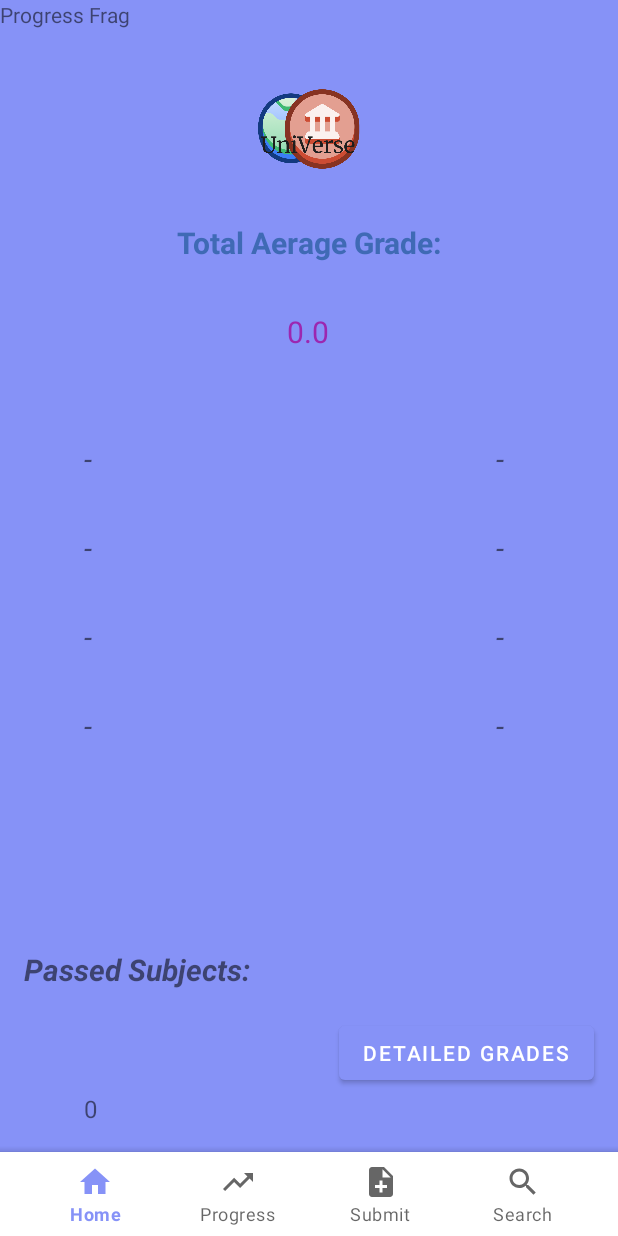
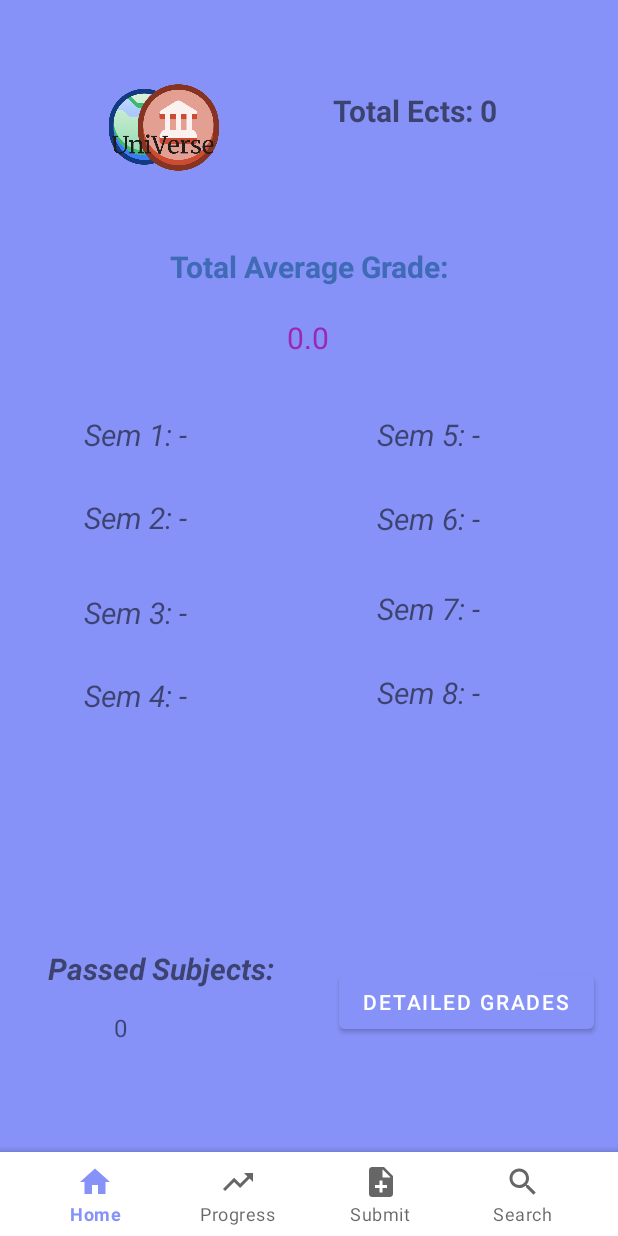
Before and after one commit to GwgwP/UniVerse, an Android app built with Jetpack Compose: the fragment ProgressFragment placed in its activity, on a phone screen of 412 x 824 dp. Run offline under Robolectric (Android 15) with nearby library versions, the phone set to English and light mode, and no system bars; 1 statement that could not run was skipped.

Commit message:
progressalmost finished

```diff
--- a/app/src/main/java/gr/aueb/softeng/team02/view/Progress/DetailedGrades/DetailedGradesPresenter.java
+++ b/app/src/main/java/gr/aueb/softeng/team02/view/Progress/DetailedGrades/DetailedGradesPresenter.java
@@ -1,12 +1,8 @@
 package gr.aueb.softeng.team02.view.Progress.DetailedGrades;
 
-import java.util.ArrayList;
 import java.util.HashMap;
-import java.util.Map;
-
 import gr.aueb.softeng.team02.dao.GradeDAO;
 import gr.aueb.softeng.team02.model.Grade;
-import gr.aueb.softeng.team02.view.Progress.ProgressFragment;
 
 public class DetailedGradesPresenter {
     private DetailedGradesActivity view;
--- a/app/src/main/java/gr/aueb/softeng/team02/view/Progress/ProgressFragment.java
+++ b/app/src/main/java/gr/aueb/softeng/team02/view/Progress/ProgressFragment.java
@@ -2,38 +2,15 @@ package gr.aueb.softeng.team02.view.Progress;
 
 import android.content.Intent;
 import android.os.Bundle;
-import android.content.Intent;
-import android.os.Bundle;
 import android.view.View;
-
 import androidx.fragment.app.Fragment;
-import androidx.lifecycle.ViewModelProvider;
-
 import android.view.LayoutInflater;
-import android.view.View;
 import android.view.ViewGroup;
 import android.widget.TextView;
-
 import gr.aueb.softeng.team02.R;
 import gr.aueb.softeng.team02.dao.Initializer;
 import gr.aueb.softeng.team02.memorydao.MemoryInitializer;
 import gr.aueb.softeng.team02.view.Progress.DetailedGrades.DetailedGradesActivity;
-
-import android.graphics.Canvas;
-import android.graphics.Color;
-import android.graphics.Paint;
-import android.os.Bundle;
-
-import androidx.annotation.Nullable;
-import androidx.fragment.app.Fragment;
-
-import android.view.LayoutInflater;
-import android.view.View;
-import android.view.ViewGroup;
-
-import org.w3c.dom.Text;
-
-import java.util.ArrayList;
 import java.util.HashMap;
 
 
@@ -54,6 +31,7 @@ public class ProgressFragment extends Fragment implements ProgressView {
     private TextView sem_7_7;
     private TextView sem_8_8;
 
+    private TextView total_ects;
     ProgressFragmentViewModel viewModel;
     private int student_id;
     private Initializer init;
@@ -88,6 +66,8 @@ public class ProgressFragment extends Fragment implements ProgressView {
         sem_7_7 = view.findViewById(R.id.sem_7_7);
         sem_8_8 = view.findViewById(R.id.sem_8_8);
 
+        total_ects = view.findViewById(R.id.Total_Ects);
+
         view.findViewById(R.id.btn_show_subj_grades).setOnClickListener(new View.OnClickListener() {
             public void onClick(View v) {
                 viewModel.getPresenter().onSeeGrades();
@@ -104,12 +84,14 @@ public class ProgressFragment extends Fragment implements ProgressView {
         viewModel.getPresenter().getAverage(student_id);
         viewModel.getPresenter().getAGperSem(student_id);
         viewModel.getPresenter().getNumOfSubs(student_id);
+        viewModel.getPresenter().getECTS(student_id);
     }
 
     @Override
     public void getGrade() {
 
     }
+
 
     public void showAverage(double avg) {
         txtAverageGrade.setText(String.valueOf(avg));
@@ -151,31 +133,36 @@ public class ProgressFragment extends Fragment implements ProgressView {
 
     }
 
+    @Override
+    public void showECTS(int num) {
+        total_ects.setText(total_ects.getText() +" "+ String.valueOf(num));
+    }
+
     public void showAveragePerSemester(HashMap<Integer, Double> av_grades) {
         if (!av_grades.containsKey(1))
-            sem_1_1.setText("-");
-        else sem_1_1.setText(String.valueOf(av_grades.get(1)));
+            sem_1_1.setText(sem_1_1.getText()+ " " + "-");
+        else sem_1_1.setText(sem_1_1.getText()+ " "+String.valueOf(av_grades.get(1)));
         if (!av_grades.containsKey(2))
-            sem_2_2.setText("-");
-        else sem_2_2.setText(String.valueOf(av_grades.get(2)));
+            sem_2_2.setText(sem_2_2.getText()+ " "+"-");
+        else sem_2_2.setText(sem_2_2.getText()+ " "+ String.valueOf(av_grades.get(2)));
         if (!av_grades.containsKey(3))
-            sem_3_3.setText("-");
-        else sem_3_3.setText(String.valueOf(av_grades.get(3)));
+            sem_3_3.setText(sem_3_3.getText()+ " "+"-");
+        else sem_3_3.setText(sem_3_3.getText()+ " "+String.valueOf(av_grades.get(3)));
         if (!av_grades.containsKey(4))
-            sem_4_4.setText("-");
-        else sem_4_4.setText(String.valueOf(av_grades.get(4)));
+            sem_4_4.setText(sem_4_4.getText()+ " "+"-");
+        else sem_4_4.setText(sem_4_4.getText()+ " "+ String.valueOf(av_grades.get(4)));
         if (!av_grades.containsKey(5))
-            sem_5_5.setText("-");
-        else sem_5_5.setText(String.valueOf(av_grades.get(5)));
+            sem_5_5.setText(sem_5_5.getText()+ " "+"-");
+        else sem_5_5.setText(sem_5_5.getText()+ " "+String.valueOf(av_grades.get(5)));
         if (!av_grades.containsKey(6))
-            sem_6_6.setText("-");
-        else sem_6_6.setText(String.valueOf(av_grades.get(6)));
+            sem_6_6.setText(sem_6_6.getText()+ " "+"-");
+        else sem_6_6.setText(sem_6_6.getText()+ " "+String.valueOf(av_grades.get(6)));
         if (!av_grades.containsKey(7))
-            sem_7_7.setText("-");
-        else sem_7_7.setText(String.valueOf(av_grades.get(7)));
+            sem_7_7.setText(sem_7_7.getText()+ " "+"-");
+        else sem_7_7.setText(sem_7_7.getText()+ " "+String.valueOf(av_grades.get(7)));
         if (!av_grades.containsKey(8))
-            sem_8_8.setText("-");
-        else sem_8_8.setText(String.valueOf(av_grades.get(8)));
+            sem_8_8.setText(sem_8_8.getText()+ " "+"-");
+        else sem_8_8.setText(sem_8_8.getText()+ " "+String.valueOf(av_grades.get(8)));
     }
 
 }
--- a/app/src/main/java/gr/aueb/softeng/team02/view/Progress/ProgressFragmentViewModel.java
+++ b/app/src/main/java/gr/aueb/softeng/team02/view/Progress/ProgressFragmentViewModel.java
@@ -1,10 +1,7 @@
 package gr.aueb.softeng.team02.view.Progress;
 
 import android.util.Log;
-
 import androidx.lifecycle.ViewModel;
-
-import gr.aueb.softeng.team02.dao.GradeDAO;
 import gr.aueb.softeng.team02.memorydao.GradeDAOMemory;
 
 public class ProgressFragmentViewModel extends ViewModel {
--- a/app/src/main/java/gr/aueb/softeng/team02/view/Progress/ProgressPresenter.java
+++ b/app/src/main/java/gr/aueb/softeng/team02/view/Progress/ProgressPresenter.java
@@ -1,23 +1,12 @@
 package gr.aueb.softeng.team02.view.Progress;
-
-import android.app.Presentation;
-import android.util.Log;
 
 import java.util.ArrayList;
 import java.util.HashMap;
-import java.util.HashSet;
-import java.util.List;
 import java.util.Map;
+import java.util.Set;
+import gr.aueb.softeng.team02.dao.GradeDAO;
+import gr.aueb.softeng.team02.model.Grade;
 
-import gr.aueb.softeng.team02.dao.GradeDAO;
-import gr.aueb.softeng.team02.dao.SecretaryDAO;
-import gr.aueb.softeng.team02.dao.StudentDAO;
-import gr.aueb.softeng.team02.model.AcademicYear;
-import gr.aueb.softeng.team02.model.Grade;
-import gr.aueb.softeng.team02.model.OfferedSubject;
-import gr.aueb.softeng.team02.model.Student;
-import gr.aueb.softeng.team02.view.Authentication.UserLoginView;
-import gr.aueb.softeng.team02.view.Progress.ProgressView;
 
 public class ProgressPresenter {
     private ProgressFragment view;
@@ -44,18 +33,29 @@ public class ProgressPresenter {
 
     public void getAverage(int id) {
 
-        double sum = 0;
+        Set<Grade> studentGrades = grades.findByStudent(id);
+        double average = studentGrades.stream()
+                .filter(g -> g.getGrade() >= 5)
+                .mapToDouble(Grade::getGrade)
+                .average()
+                .orElse(0);
+
+        view.showAverage(average);
+
+        /*double sum = 0;
         double counter = 0;
 
         for (Grade g : grades.findByStudent(id)) {
-            sum += g.getGrade();
-            counter++;
+            if (g.getGrade() >= 5) {
+                sum += g.getGrade();
+                counter++;
+            }
         }
         if (counter != 0) {
 
             view.showAverage(sum / counter);
-        } else view.showAverage(0);
-        // else return 0;
+        } else view.showAverage(0);*/
+
     }
 
 
@@ -75,25 +75,37 @@ public class ProgressPresenter {
         view.showAveragePerSemester(map);
     }
 
+    public void getECTS(int student_id)
+    {
+        int sum = 0;
+        for(Grade g:grades.findPassedSubjectsByStudent(student_id))
+        {
+            sum += g.getSubject().getEcts();
+        }
+        view.showECTS(sum);
+    }
+
     public void getNumOfSubs(int id) {
         int counter = 0;
         for (Grade g : grades.findByStudent(id)) {
-            counter++;
+            if (g.getGrade() >= 5) {
+                counter++;
+            }
         }
         view.showNumPassed(counter);
     }
 
-    void onSeeGrades()
-    {
+    void onSeeGrades() {
         view.showDetailedGrades();
     }
 
-
-    public GradeDAO getGrades() {
-        return grades;
-    }
+//
+//    public GradeDAO getGrades() {
+//        return grades;
+//    }
 
     public void setGradesDao(GradeDAO grades) {
         this.grades = grades;
     }
+
 }
--- a/app/src/main/java/gr/aueb/softeng/team02/view/Progress/ProgressView.java
+++ b/app/src/main/java/gr/aueb/softeng/team02/view/Progress/ProgressView.java
@@ -1,6 +1,6 @@
 package gr.aueb.softeng.team02.view.Progress;
 
-import java.util.ArrayList;
+
 import java.util.HashMap;
 
 public interface ProgressView
@@ -11,4 +11,5 @@ public interface ProgressView
     public void showNumPassed(int num);
 
     public void showDetailedGrades();
+    public void showECTS(int num);
 }
--- a/app/src/main/res/layout/fragment_progress.xml
+++ b/app/src/main/res/layout/fragment_progress.xml
@@ -8,43 +8,46 @@
 
 
     <TextView
-        android:id="@+id/progress_frag"
-        android:layout_width="match_parent"
-        android:layout_height="match_parent"
-        android:text="Progress Frag"
-        android:textColorLink="#3F6AB4"
-        tools:layout_editor_absoluteX="16dp"
-        tools:layout_editor_absoluteY="0dp" />
+        android:id="@+id/Total_Ects"
+        android:layout_width="126dp"
+        android:layout_height="31dp"
+        android:layout_marginTop="60dp"
+        android:layout_marginEnd="64dp"
+        android:text="Total Ects:"
+        android:textSize="20sp"
+        android:textStyle="bold"
+        app:layout_constraintEnd_toEndOf="parent"
+        app:layout_constraintTop_toTopOf="parent" />
 
     <TextView
         android:id="@+id/average_grade_text"
         android:layout_width="wrap_content"
         android:layout_height="wrap_content"
-        android:layout_marginTop="12dp"
-        android:text="Total Aerage Grade:"
+        android:layout_marginTop="164dp"
+        android:text="Total Average Grade:"
         android:textColor="#3F6AB5"
         android:textSize="20sp"
         android:textStyle="bold"
         app:layout_constraintEnd_toEndOf="parent"
         app:layout_constraintStart_toStartOf="parent"
-        app:layout_constraintTop_toBottomOf="@+id/imageView3" />
+        app:layout_constraintTop_toTopOf="parent" />
 
     <ImageView
         android:id="@+id/imageView3"
-        android:layout_width="200dp"
-        android:layout_height="100dp"
-        android:layout_marginTop="36dp"
+        android:layout_width="128dp"
+        android:layout_height="114dp"
+        android:layout_marginTop="28dp"
+        android:src="@drawable/logouniverse"
         app:layout_constraintEnd_toEndOf="parent"
+        app:layout_constraintHorizontal_bias="0.159"
         app:layout_constraintStart_toStartOf="parent"
-        app:layout_constraintTop_toTopOf="parent"
-        android:src="@drawable/logouniverse"/>
-
+        app:layout_constraintTop_toTopOf="parent" />
 
     <TextView
         android:id="@+id/ag"
         android:layout_width="wrap_content"
         android:layout_height="wrap_content"
-        android:layout_marginTop="32dp"
+        android:layout_marginTop="20dp"
         android:text="TextView"
         android:textColor="#9C27B0"
         android:textSize="20sp"
@@ -53,24 +56,68 @@
         app:layout_constraintStart_toStartOf="parent"
         app:layout_constraintTop_toBottomOf="@+id/average_grade_text" />
 
-    <Button
-        android:id="@+id/btn_show_subj_grades"
+    <TextView
+        android:id="@+id/sem_5_5"
         android:layout_width="wrap_content"
         android:layout_height="wrap_content"
-        android:text="Detailed Grades"
-        app:layout_constraintBottom_toBottomOf="parent"
+        android:layout_marginTop="276dp"
+        android:layout_marginEnd="92dp"
+        android:text="Sem 5:"
+        android:textColorHighlight="@color/lavender"
+        android:textColorLink="#406BB4"
+        android:textSize="20sp"
+        android:textStyle="italic"
         app:layout_constraintEnd_toEndOf="parent"
-        app:layout_constraintHorizontal_bias="0.933"
-        app:layout_constraintStart_toStartOf="parent"
-        app:layout_constraintTop_toTopOf="parent"
-        app:layout_constraintVertical_bias="0.874" />
+        app:layout_constraintTop_toTopOf="parent" />
+
+    <TextView
+        android:id="@+id/sem_8_8"
+        android:layout_width="wrap_content"
+        android:layout_height="wrap_content"
+        android:layout_marginTop="448dp"
+        android:layout_marginEnd="92dp"
+        android:text="Sem 8:"
+        android:textColorHighlight="@color/lavender"
+        android:textColorLink="#406BB4"
+        android:textSize="20sp"
+        android:textStyle="italic"
+        app:layout_constraintEnd_toEndOf="parent"
+        app:layout_constraintTop_toTopOf="parent" />
+
+    <TextView
+        android:id="@+id/sem_7_7"
+        android:layout_width="wrap_content"
+        android:layout_height="wrap_content"
+        android:layout_marginTop="392dp"
+        android:layout_marginEnd="92dp"
+        android:text="Sem 7:"
+        android:textColorHighlight="@color/lavender"
+        android:textColorLink="#406BB4"
+        android:textSize="20sp"
+        android:textStyle="italic"
+        app:layout_constraintEnd_toEndOf="parent"
+        app:layout_constraintTop_toTopOf="parent" />
+
+    <TextView
+        android:id="@+id/sem_6_6"
+        android:layout_width="wrap_content"
+        android:layout_height="wrap_content"
+        android:layout_marginTop="332dp"
+        android:layout_marginEnd="92dp"
+        android:text="Sem 6:"
+        android:textColorHighlight="@color/lavender"
+        android:textColorLink="#406BB4"
+        android:textSize="20sp"
+        android:textStyle="italic"
+        app:layout_constraintEnd_toEndOf="parent"
+        app:layout_constraintTop_toTopOf="parent" />
 
     <TextView
         android:id="@+id/sem_1_1"
         android:layout_width="wrap_content"
         android:layout_height="wrap_content"
         android:layout_marginStart="56dp"
-        android:layout_marginTop="292dp"
+        android:layout_marginTop="276dp"
         android:text="Sem 1:"
         android:textColorHighlight="@color/lavender"
         android:textColorLink="#406BB4"
@@ -84,7 +131,7 @@
         android:layout_width="wrap_content"
         android:layout_height="wrap_content"
         android:layout_marginStart="56dp"
-        android:layout_marginTop="32dp"
+        android:layout_marginTop="28dp"
         android:text="Sem 2:"
         android:textColorHighlight="@color/lavender"
         android:textColorLink="#406BB4"
@@ -98,7 +145,7 @@
         android:layout_width="wrap_content"
         android:layout_height="wrap_content"
         android:layout_marginStart="56dp"
-        android:layout_marginTop="32dp"
+        android:layout_marginTop="36dp"
         android:text="Sem 3:"
         android:textColorHighlight="@color/lavender"
         android:textColorLink="#406BB4"
@@ -108,67 +155,11 @@
         app:layout_constraintTop_toBottomOf="@+id/sem_2_2" />
 
     <TextView
-        android:id="@+id/sem_5_5"
-        android:layout_width="wrap_content"
-        android:layout_height="wrap_content"
-        android:layout_marginTop="292dp"
-        android:layout_marginEnd="76dp"
-        android:text="Sem 5:"
-        android:textColorHighlight="@color/lavender"
-        android:textColorLink="#406BB4"
-        android:textSize="20sp"
-        android:textStyle="italic"
-        app:layout_constraintEnd_toEndOf="parent"
-        app:layout_constraintTop_toTopOf="parent" />
-
-    <TextView
-        android:id="@+id/sem_6_6"
-        android:layout_width="wrap_content"
-        android:layout_height="wrap_content"
-        android:layout_marginTop="32dp"
-        android:layout_marginEnd="76dp"
-        android:text="Sem 6:"
-        android:textColorHighlight="@color/lavender"
-        android:textColorLink="#406BB4"
-        android:textSize="20sp"
-        android:textStyle="italic"
-        app:layout_constraintEnd_toEndOf="@+id/progress_frag"
-        app:layout_constraintTop_toBottomOf="@+id/sem_5_5" />
-
-    <TextView
-        android:id="@+id/sem_7_7"
-        android:layout_width="wrap_content"
-        android:layout_height="wrap_content"
-        android:layout_marginTop="32dp"
-        android:layout_marginEnd="76dp"
-        android:text="Sem 7:"
-        android:textColorHighlight="@color/lavender"
-        android:textColorLink="#406BB4"
-        android:textSize="20sp"
-        android:textStyle="italic"
-        app:layout_constraintEnd_toEndOf="parent"
-        app:layout_constraintTop_toBottomOf="@+id/sem_6_6" />
-
-    <TextView
-        android:id="@+id/sem_8_8"
-        android:layout_width="wrap_content"
-        android:layout_height="wrap_content"
-        android:layout_marginTop="32dp"
-        android:layout_marginEnd="76dp"
-        android:text="Sem 8:"
-        android:textColorHighlight="@color/lavender"
-        android:textColorLink="#406BB4"
-        android:textSize="20sp"
-        android:textStyle="italic"
-        app:layout_constraintEnd_toEndOf="parent"
-        app:layout_constraintTop_toBottomOf="@+id/sem_7_7" />
-
-    <TextView
         android:id="@+id/sem_4_4"
         android:layout_width="wrap_content"
         android:layout_height="wrap_content"
         android:layout_marginStart="56dp"
-        android:layout_marginTop="32dp"
+        android:layout_marginTop="28dp"
         android:text="Sem 4:"
         android:textColorHighlight="@color/lavender"
         android:textColorLink="#406BB4"
@@ -181,28 +172,37 @@
         android:id="@+id/perasmena_mathimata"
         android:layout_width="wrap_content"
         android:layout_height="wrap_content"
-        android:layout_marginStart="56dp"
+        android:layout_marginStart="76dp"
         android:text="TextView"
         android:textSize="16sp"
         app:layout_constraintBottom_toBottomOf="parent"
         app:layout_constraintStart_toStartOf="parent"
-        app:layout_constraintTop_toTopOf="parent"
-        app:layout_constraintVertical_bias="0.908" />
+        app:layout_constraintTop_toBottomOf="@+id/textView4"
+        app:layout_constraintVertical_bias="0.098" />
 
     <TextView
         android:id="@+id/textView4"
         android:layout_width="152dp"
         android:layout_height="28dp"
-        android:layout_marginTop="76dp"
+        android:layout_marginStart="32dp"
+        android:layout_marginBottom="164dp"
         android:text="Passed Subjects:"
         android:textSize="20sp"
         android:textStyle="normal|bold|italic"
         app:layout_constraintBottom_toBottomOf="parent"
+        app:layout_constraintStart_toStartOf="parent" />
+
+    <Button
+        android:id="@+id/btn_show_subj_grades"
+        android:layout_width="wrap_content"
+        android:layout_height="wrap_content"
+        android:text="Detailed Grades"
+        app:layout_constraintBottom_toBottomOf="parent"
         app:layout_constraintEnd_toEndOf="parent"
-        app:layout_constraintHorizontal_bias="0.061"
+        app:layout_constraintHorizontal_bias="0.933"
         app:layout_constraintStart_toStartOf="parent"
-        app:layout_constraintTop_toBottomOf="@+id/sem_4_4"
-        app:layout_constraintVertical_bias="0.267" />
+        app:layout_constraintTop_toTopOf="parent"
+        app:layout_constraintVertical_bias="0.83" />
 
 
 </androidx.constraintlayout.widget.ConstraintLayout>
```
Also changed, not shown: app/src/main/java/gr/aueb/softeng/team02/view/DynamicListView.java (added, +30 -0 lines), app/src/main/java/gr/aueb/softeng/team02/view/Progress/DetailedGrades/DetailedGradesActivity.java (+0 -10 lines), app/src/main/res/layout/progress.xml (+89 -32 lines).
